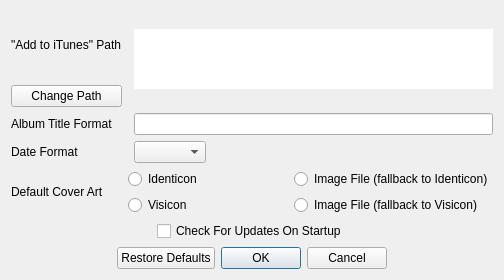
This is src/ui/settings.ui in zpchavez/boottunes as Qt 5 draws it before an edit. The edited form follows.
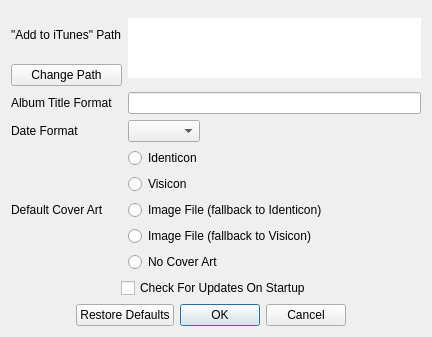
This is the edited form.

Commit message: Added "No Cover Art" option.

```diff
--- a/src/ui/settings.ui
+++ b/src/ui/settings.ui
@@ -9,8 +9,8 @@
    <rect>
     <x>0</x>
     <y>0</y>
-    <width>504</width>
-    <height>280</height>
+    <width>432</width>
+    <height>337</height>
    </rect>
   </property>
   <property name="sizePolicy">
@@ -22,10 +22,10 @@
   <property name="windowTitle">
    <string>Settings</string>
   </property>
-  <layout class="QVBoxLayout" name="verticalLayout">
-   <item>
     <layout class="QGridLayout" name="gridLayout_2">
      <item row="0" column="0">
+    <layout class="QGridLayout" name="gridLayout">
+     <item row="0" column="0">
       <widget class="QLabel" name="label_4">
        <property name="toolTip">
         <string/>
@@ -35,7 +35,7 @@
        </property>
       </widget>
      </item>
-     <item row="0" column="2" rowspan="2" colspan="2">
+     <item row="0" column="1" rowspan="2" colspan="2">
       <widget class="QTextEdit" name="addToITunesPathTextEdit">
        <property name="enabled">
         <bool>false</bool>
@@ -94,7 +94,14 @@
        </property>
       </widget>
      </item>
-     <item row="2" column="0" colspan="2">
+     <item row="1" column="0">
+      <widget class="QPushButton" name="changeAddToITunesPathButton">
+       <property name="text">
+        <string>Change Path</string>
+       </property>
+      </widget>
+     </item>
+     <item row="2" column="0">
       <widget class="QLabel" name="label_2">
        <property name="text">
         <string>Album Title Format</string>
@@ -107,7 +114,7 @@
        </property>
       </widget>
      </item>
-     <item row="2" column="2" colspan="2">
+     <item row="2" column="1" colspan="2">
       <widget class="QLineEdit" name="albumTitleFormatLineEdit"/>
      </item>
      <item row="3" column="0">
@@ -117,10 +124,10 @@
        </property>
       </widget>
      </item>
-     <item row="3" column="2">
+     <item row="3" column="1">
       <widget class="QComboBox" name="dateFormatComboBox"/>
      </item>
-     <item row="3" column="3">
+     <item row="3" column="2">
       <spacer name="horizontalSpacer_3">
        <property name="orientation">
         <enum>Qt::Horizontal</enum>
@@ -140,9 +147,9 @@
        </property>
       </widget>
      </item>
-     <item row="4" column="1" colspan="3">
-      <layout class="QGridLayout" name="gridLayout">
-       <item row="0" column="0">
+     <item row="4" column="1" colspan="2">
+      <layout class="QVBoxLayout" name="verticalLayout">
+       <item>
         <widget class="QRadioButton" name="defaultArtRadioButtonIdenticon">
          <property name="toolTip">
           <string>A unique design based on the recording's text file.  Single-colored.</string>
@@ -152,14 +159,7 @@
          </property>
         </widget>
        </item>
-       <item row="0" column="1">
-        <widget class="QRadioButton" name="defaultArtRadioButtonImageFileIdenticon">
-         <property name="text">
-          <string>Image File (fallback to Identicon)</string>
-         </property>
-        </widget>
-       </item>
-       <item row="1" column="0">
+       <item>
         <widget class="QRadioButton" name="defaultArtRadioButtonVisicon">
          <property name="toolTip">
           <string>A unique design based on the recording's text file.  Two-colored.</string>
@@ -169,25 +169,30 @@
          </property>
         </widget>
        </item>
-       <item row="1" column="1">
+       <item>
+        <widget class="QRadioButton" name="defaultArtRadioButtonImageFileIdenticon">
+         <property name="text">
+          <string>Image File (fallback to Identicon)</string>
+         </property>
+        </widget>
+       </item>
+       <item>
         <widget class="QRadioButton" name="defaultArtRadioButtonImageFileVisicon">
          <property name="text">
           <string>Image File (fallback to Visicon)</string>
          </property>
         </widget>
        </item>
-      </layout>
-     </item>
-     <item row="1" column="0">
-      <widget class="QPushButton" name="changeAddToITunesPathButton">
+       <item>
+        <widget class="QRadioButton" name="defaultArtRadioButtonNoCoverArt">
        <property name="text">
-        <string>Change Path</string>
+          <string>No Cover Art</string>
        </property>
       </widget>
      </item>
     </layout>
    </item>
-   <item>
+     <item row="5" column="0" colspan="3">
     <layout class="QHBoxLayout" name="horizontalLayout_3">
      <item>
       <spacer name="horizontalSpacer">
@@ -224,7 +229,7 @@
      </item>
     </layout>
    </item>
-   <item>
+     <item row="6" column="0" colspan="3">
     <layout class="QHBoxLayout" name="horizontalLayout_2">
      <item>
       <spacer name="horizontalSpacer_4">
@@ -265,6 +270,8 @@
         </size>
        </property>
       </spacer>
+       </item>
+      </layout>
      </item>
     </layout>
    </item>
```
Lines whose indentation alone changed are shown as unchanged. The commit also changes 5 other files.
